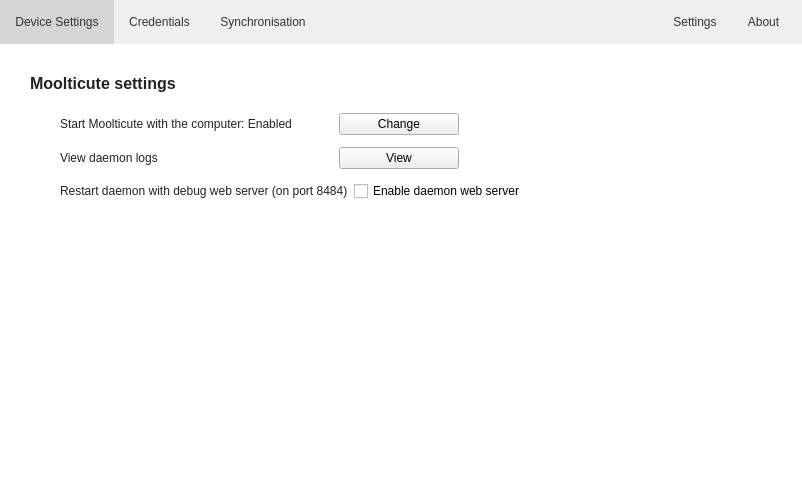
Old version of the form src/MainWindow.ui in the repository mooltipass/moolticute.
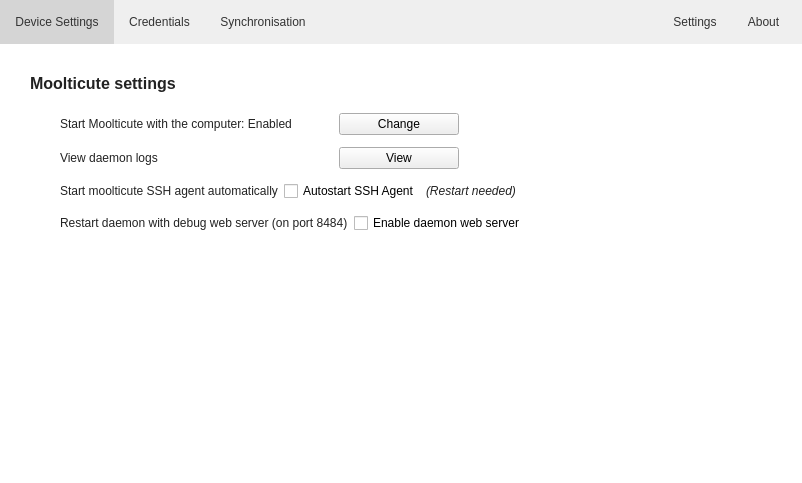
New version of the form. Icons and pictures are not drawn. Custom widgets are drawn as their Qt base class.

Commit message: add option to start ssh agent automatically

```diff
--- a/src/MainWindow.ui
+++ b/src/MainWindow.ui
@@ -1433,6 +1433,55 @@
             </item>
            </layout>
           </item>
+          <item>
+           <layout class="QHBoxLayout" name="horizontalLayout_19">
+            <item>
+             <widget class="QLabel" name="label_34">
+              <property name="sizePolicy">
+               <sizepolicy hsizetype="MinimumExpanding" vsizetype="Preferred">
+                <horstretch>0</horstretch>
+                <verstretch>0</verstretch>
+               </sizepolicy>
+              </property>
+              <property name="text">
+               <string>Start moolticute SSH agent automatically</string>
+              </property>
+             </widget>
+            </item>
+            <item>
+             <widget class="QCheckBox" name="checkBoxSSHAgent">
+              <property name="text">
+               <string>Autostart SSH Agent</string>
+              </property>
+             </widget>
+            </item>
+            <item>
+             <widget class="QLabel" name="label_35">
+              <property name="font">
+               <font>
+                <italic>true</italic>
+               </font>
+              </property>
+              <property name="text">
+               <string>(Restart needed)</string>
+              </property>
+             </widget>
+            </item>
+            <item>
+             <spacer name="horizontalSpacer_23">
+              <property name="orientation">
+               <enum>Qt::Horizontal</enum>
+              </property>
+              <property name="sizeHint" stdset="0">
+               <size>
+                <width>40</width>
+                <height>20</height>
+               </size>
+              </property>
+             </spacer>
+            </item>
+           </layout>
+          </item>
           <item>
            <layout class="QHBoxLayout" name="horizontalLayout_18">
             <item>
```
The commit also changes 4 other files.
